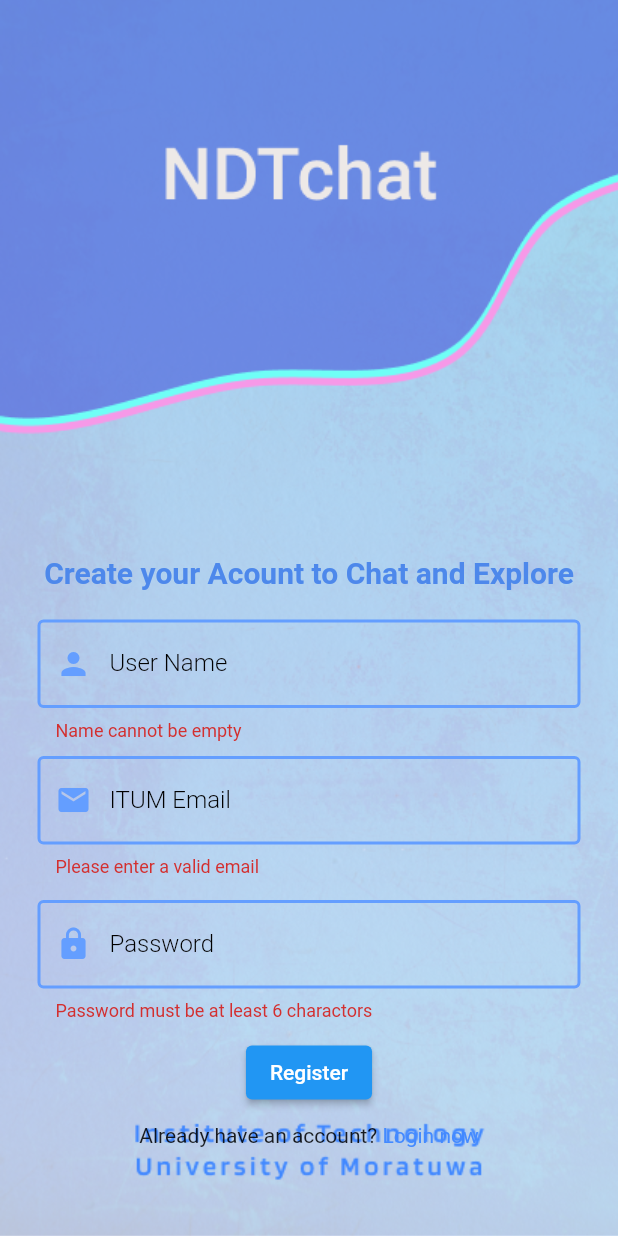
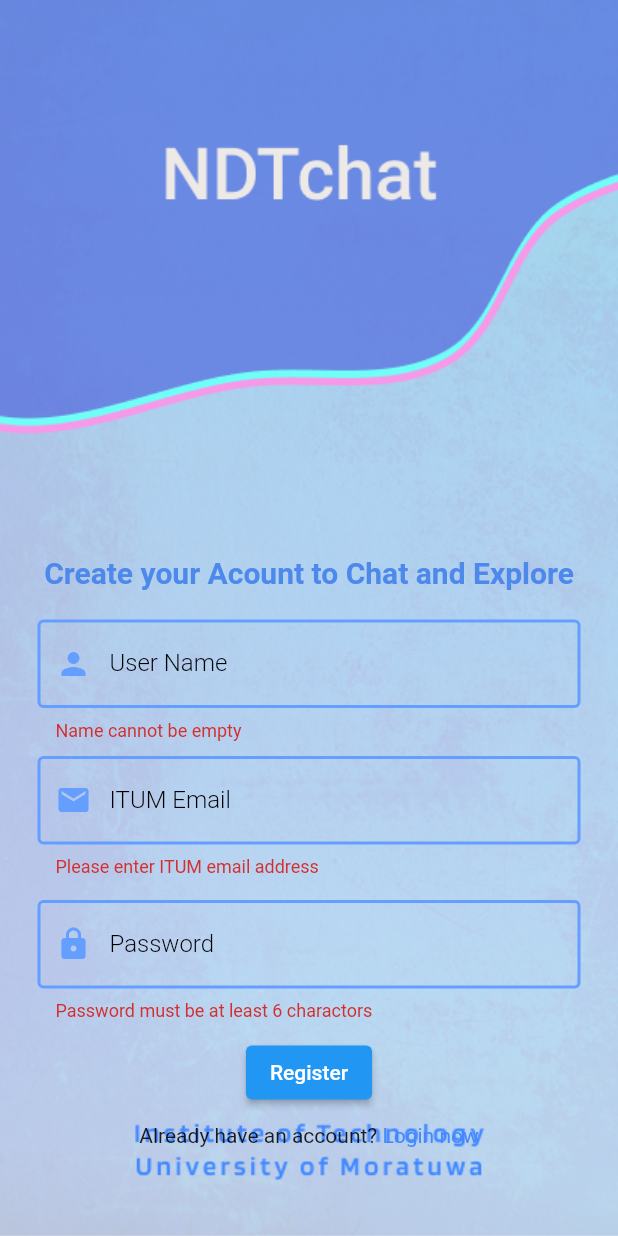
Before and after one commit to HimangaNimesh/ITUM_Communication_Platform_V3, a Flutter app: the RegisterPage screen opened directly, after a tap on "Register", on a phone screen of 412 x 824 dp. Run offline on Flutter 3.47's test engine with Material 2 defaults, Android fonts, the phone set to English and light mode, and no system bars; our stand-ins replace cloud_firestore, firebase_auth, firebase_core, shared_preferences; accounts and stored records are empty.

Commit message:
admin messages are created and only itum email can signup part created

```diff
--- a/lib/pages/auth/register_page.dart
+++ b/lib/pages/auth/register_page.dart
@@ -18,6 +18,8 @@ class _RegisterPageState extends State<RegisterPage> {
   bool _isLoading = false;
   final formkey = GlobalKey<FormState>();
   String email = "";
+  String itumMailLast = "@itum.mrt.ac.lk";
+  String itumMail = "";
   String password = "";
   String fullName = "";
   AuthService authService = AuthService();
@@ -73,7 +75,12 @@ class _RegisterPageState extends State<RegisterPage> {
                       });
                     },
                     validator: (val){
-                      return RegExp(r"^[a-zA-Z0-9.a-zA-Z0-9.!#$%&'*+-/=?^_`{|}~]+@[a-zA-Z0-9]+\.[a-zA-Z]+").hasMatch(val!) ? null: "Please enter a valid email";
+                      if(val!.contains(itumMailLast)){
+                        val = itumMail;
+                      }else{
+                        return "Please enter ITUM email address";
+                      }
+                      // return RegExp(r"^[a-zA-Z0-9.a-zA-Z0-9.!#$%&'*+-/=?^_`{|}~]+@[a-zA-Z0-9]+\.[a-zA-Z]+").hasMatch(itumMail) ? null: "Please enter a valid email";
                     },
                   ),
                   const SizedBox(height: 15,),
```
